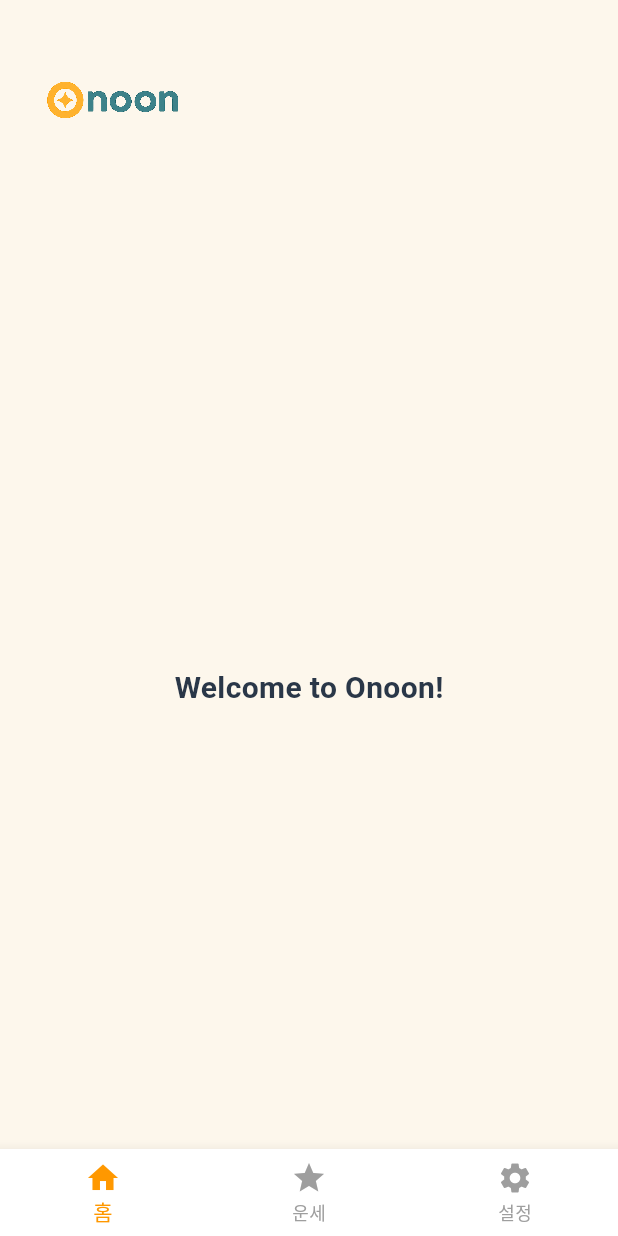
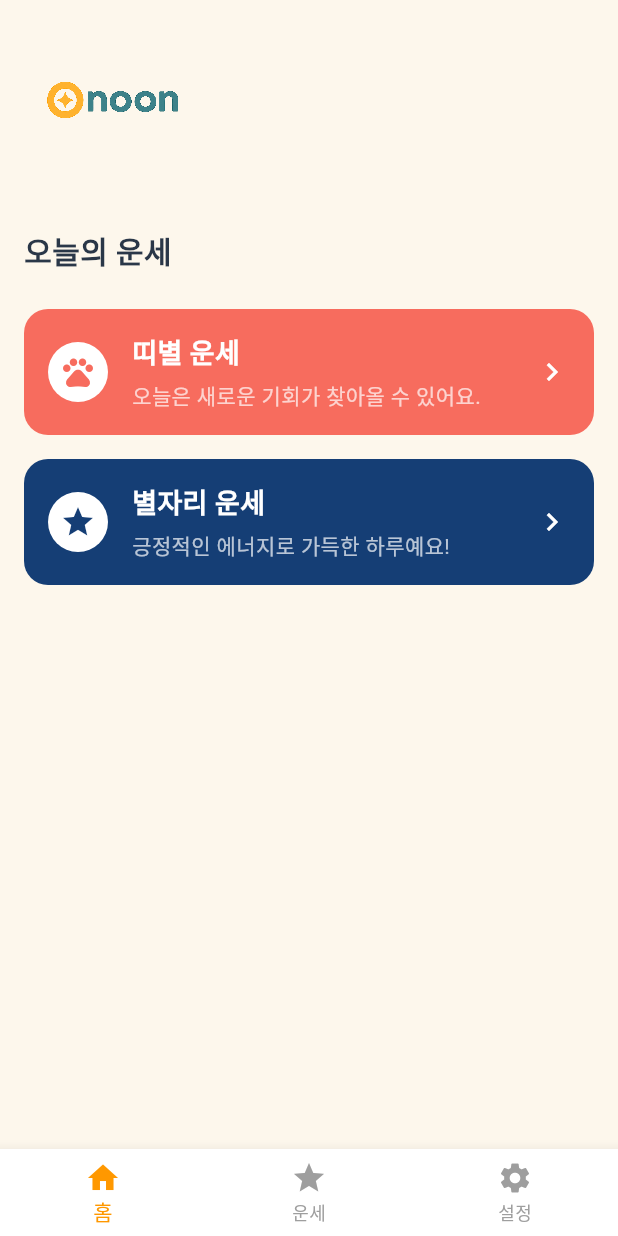
Before and after one commit to woopi1030/project-onoon-flutter, a Flutter app: the screen it shows after launch, on a phone screen of 412 x 824 dp. Run offline on Flutter 3.47's test engine with Material 3 defaults, Android fonts, the phone set to English and light mode, and no system bars.

Commit message:
[CHG] 카드 추가

```diff
--- a/project_onoon_flutter/lib/main.dart
+++ b/project_onoon_flutter/lib/main.dart
@@ -38,23 +38,112 @@ class HomeScreen extends StatelessWidget {
               padding: const EdgeInsets.only(top: 8.0, left: 16.0, right: 16.0, bottom: 24.0),
               child: Image.asset(
                 'assets/logo_onoon.png',
-                height: 120, // ✅ 여기서 크게 조정 가능 (120~140까지도 가능)
+                height: 120,
                 fit: BoxFit.contain,
                 filterQuality: FilterQuality.high,
               ),
             ),
 
-            // ✅ 아래에 내용
+            // ✅ 환영 메시지 & 카드들
             Expanded(
-              child: Center(
-                child: Text(
-                  'Welcome to Onoon!',
-                  style: TextStyle(
-                    fontSize: 20,
-                    color: Color(0xFF2A3748),
-                    fontWeight: FontWeight.bold,
+              child: ListView(
+                padding: const EdgeInsets.symmetric(horizontal: 16.0),
+                children: [
+                  const Text(
+                    '오늘의 운세',
+                    style: TextStyle(
+                      fontSize: 20,
+                      color: Color(0xFF2A3748),
+                      fontWeight: FontWeight.bold,
+                    ),
                   ),
-                ),
+                  const SizedBox(height: 24),
+
+                  // 띠별 운세 카드 (주황)
+                  Container(
+                    margin: const EdgeInsets.only(bottom: 16),
+                    padding: const EdgeInsets.all(16),
+                    decoration: BoxDecoration(
+                      color: const Color(0xFFF76C5E), // 살구빛 주황
+                      borderRadius: BorderRadius.circular(16),
+                    ),
+                    child: Row(
+                      children: [
+                        const CircleAvatar(
+                          backgroundColor: Colors.white,
+                          child: Icon(Icons.pets, color: Color(0xFFF76C5E)),
+                        ),
+                        const SizedBox(width: 16),
+                        Expanded(
+                          child: Column(
+                            crossAxisAlignment: CrossAxisAlignment.start,
+                            children: const [
+                              Text(
+                                '띠별 운세',
+                                style: TextStyle(
+                                  fontSize: 18,
+                                  fontWeight: FontWeight.bold,
+                                  color: Colors.white,
+                                ),
+                              ),
+                              SizedBox(height: 4),
+                              Text(
+                                '오늘은 새로운 기회가 찾아올 수 있어요.',
+                                style: TextStyle(
+                                  fontSize: 14,
+                                  color: Colors.white70,
+                                ),
+                              ),
+                            ],
+                          ),
+                        ),
+                        const Icon(Icons.chevron_right, color: Colors.white),
+                      ],
+                    ),
+                  ),
+
+                  // 별자리 운세 카드 (남색)
+                  Container(
+                    padding: const EdgeInsets.all(16),
+                    decoration: BoxDecoration(
+                      color: const Color(0xFF153E75), // 짙은 남색
+                      borderRadius: BorderRadius.circular(16),
+                    ),
+                    child: Row(
+                      children: [
+                        const CircleAvatar(
+                          backgroundColor: Colors.white,
+                          child: Icon(Icons.star, color: Color(0xFF153E75)),
+                        ),
+                        const SizedBox(width: 16),
+                        Expanded(
+                          child: Column(
+                            crossAxisAlignment: CrossAxisAlignment.start,
+                            children: const [
+                              Text(
+                                '별자리 운세',
+                                style: TextStyle(
+                                  fontSize: 18,
+                                  fontWeight: FontWeight.bold,
+                                  color: Colors.white,
+                                ),
+                              ),
+                              SizedBox(height: 4),
+                              Text(
+                                '긍정적인 에너지로 가득한 하루예요!',
+                                style: TextStyle(
+                                  fontSize: 14,
+                                  color: Colors.white70,
+                                ),
+                              ),
+                            ],
+                          ),
+                        ),
+                        const Icon(Icons.chevron_right, color: Colors.white),
+                      ],
+                    ),
+                  ),
+                ],
               ),
             ),
           ],
```
Also changed, not shown: 1 other file.
